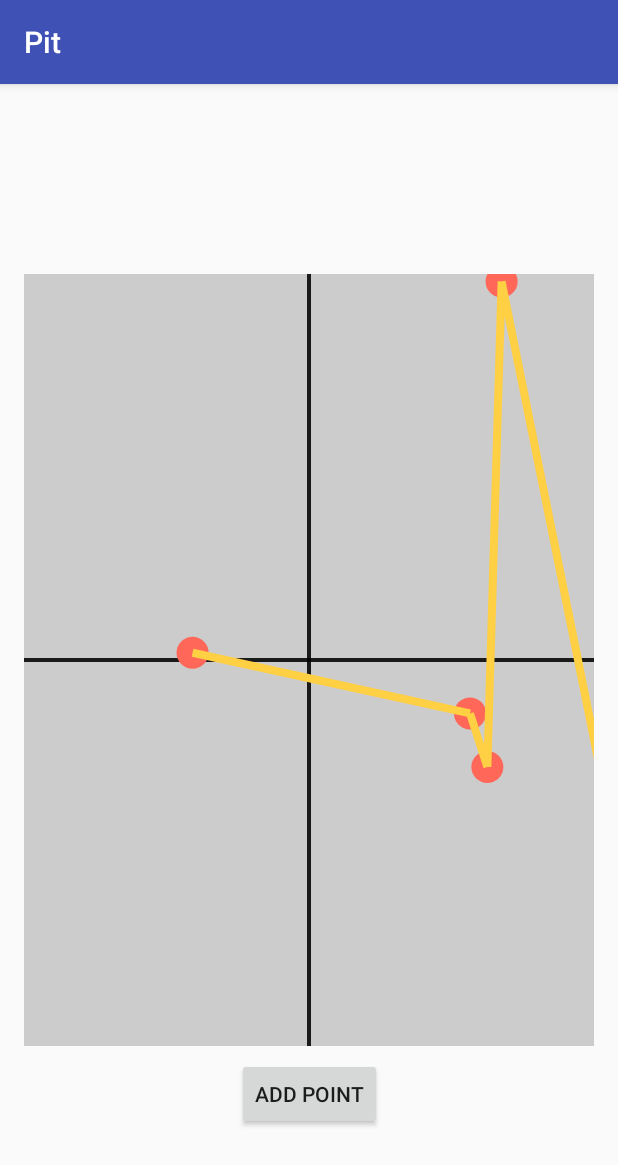
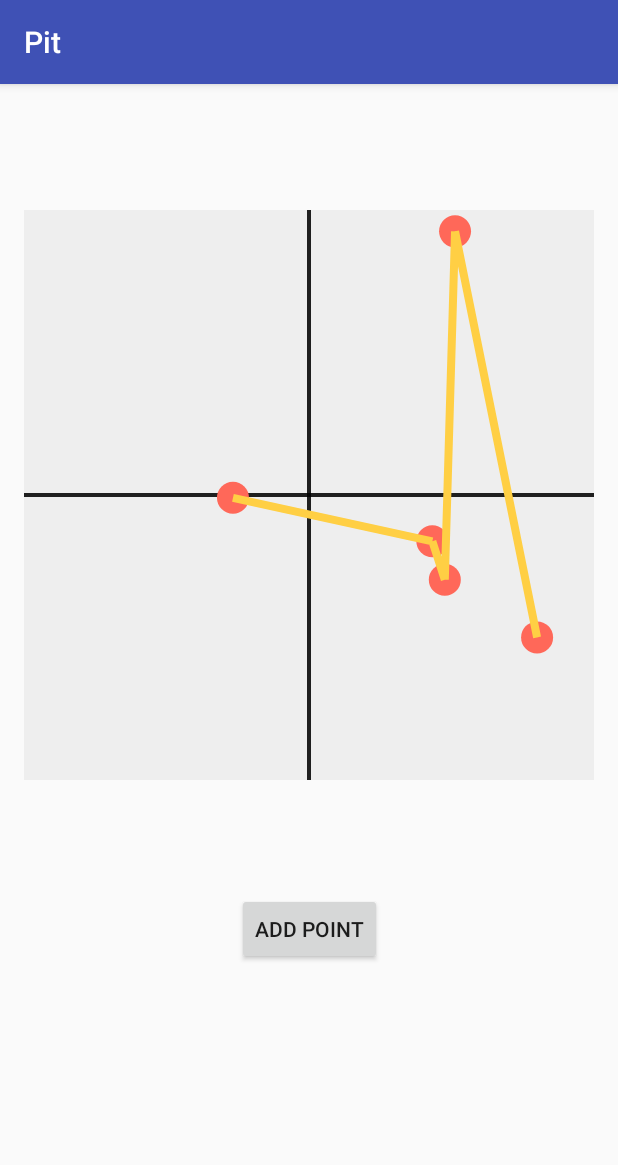
Before and after one commit to osibo00/Pit, an Android app: the screen it shows after launch (MainActivity), on a phone screen of 412 x 824 dp. Shown: the top 1165 px of the screen. Run offline under Robolectric (Android 15) with nearby library versions, the phone set to English and light mode, and no system bars.

Commit message:
PitPoint draggable functionality implemented

```diff
--- a/app/src/main/java/productions/darthplagueis/pit/view/PitView.java
+++ b/app/src/main/java/productions/darthplagueis/pit/view/PitView.java
@@ -9,6 +9,7 @@ import android.graphics.Path;
 import android.support.annotation.Nullable;
 import android.support.v4.content.ContextCompat;
 import android.util.AttributeSet;
+import android.view.MotionEvent;
 import android.view.View;
 
 import java.util.ArrayList;
@@ -23,11 +24,12 @@ import productions.darthplagueis.pit.util.PitViewHelper;
 public class PitView extends View implements PitViewContract {
 
     private Paint axisPaint, pointPaint, linePaint;
-    private int axesColor, lineColor, pointColor;
-    private float centerWidth, centerHeight;
+    private int canvasColor, axesColor, lineColor, pointColor;
+    private int viewWidth, viewHeight, centerWidth, centerHeight;
     private boolean arePitPointsCreated;
 
     private final List<PitPoint> pointList = new ArrayList<>(5);
+    private PitPoint selectedPoint = null;
 
     public PitView(Context context) {
         super(context);
@@ -43,9 +45,13 @@ public class PitView extends View implements PitViewContract {
     protected void onMeasure(int widthMeasureSpec, int heightMeasureSpec) {
         super.onMeasure(widthMeasureSpec, heightMeasureSpec);
 
-        createInitialPitPoints(widthMeasureSpec, heightMeasureSpec);
+        viewWidth = MeasureSpec.getSize(widthMeasureSpec);
+        viewHeight = MeasureSpec.getSize(heightMeasureSpec);
+        centerWidth = viewWidth / 2;
+        centerHeight = viewHeight / 2;
 
-        setMeasuredDimension(widthMeasureSpec, heightMeasureSpec);
+        createInitialPitPoints();
+        setMeasuredDimension(viewWidth, viewHeight);
     }
 
     @Override
@@ -55,6 +61,33 @@ public class PitView extends View implements PitViewContract {
         setUpPitGraph(canvas);
         setUpPitPoints(canvas);
         setUpPointsLine(canvas);
+    }
+
+    @Override
+    public boolean onTouchEvent(MotionEvent event) {
+        switch (event.getAction()) {
+            case MotionEvent.ACTION_DOWN:
+                return true;
+            case MotionEvent.ACTION_MOVE:
+                selectedPoint = getSelectedPoint(event.getX(), event.getY());
+
+                if (selectedPoint != null) {
+                    if ((event.getX() > 16 && event.getX() < viewWidth - 16) &&
+                            (event.getY() > 16 && event.getY() < viewHeight - 16)) {
+                        selectedPoint.setXPosition(event.getX());
+                        selectedPoint.setYPosition(event.getY());
+
+                        Collections.sort(pointList, new PitPointComparator());
+                        invalidate();
+                    }
+                }
+                return true;
+            case MotionEvent.ACTION_UP:
+                selectedPoint = null;
+                return true;
+            default:
+                return false;
+        }
     }
 
     @Override
@@ -71,6 +104,7 @@ public class PitView extends View implements PitViewContract {
                     R.styleable.PitView
             );
 
+            canvasColor = attributes.getColor(R.styleable.PitView_canvasColor, Color.LTGRAY);
             axesColor = attributes.getColor(R.styleable.PitView_axesColor, Color.BLACK);
             lineColor = attributes.getColor(
                     R.styleable.PitView_lineColor,
@@ -83,6 +117,7 @@ public class PitView extends View implements PitViewContract {
 
             attributes.recycle();
         } else {
+            canvasColor = Color.LTGRAY;
             axesColor = Color.BLACK;
             lineColor = ContextCompat.getColor(context, R.color.colorPrimary);
             pointColor = ContextCompat.getColor(context, R.color.colorAccent);
@@ -103,17 +138,15 @@ public class PitView extends View implements PitViewContract {
         linePaint.setStrokeWidth(8);
     }
 
-    private void createInitialPitPoints(int widthMeasureSpec, int heightMeasureSpec) {
+    private void createInitialPitPoints() {
         if (!arePitPointsCreated) {
             PitViewHelper helper = PitViewHelper.getINSTANCE();
-            int width = MeasureSpec.getSize(widthMeasureSpec);
-            int height = MeasureSpec.getSize(heightMeasureSpec);
 
             for (int i = 0; i < 5; i++) {
                 PitPoint point = new PitPoint(
                         getContext(),
-                        helper.randomFloat(0, width),
-                        helper.randomFloat(0, height)
+                        helper.randomFloat(16, viewWidth),
+                        helper.randomFloat(16, viewHeight)
                 );
                 pointList.add(point);
             }
@@ -124,14 +157,9 @@ public class PitView extends View implements PitViewContract {
     }
 
     private void setUpPitGraph(Canvas canvas) {
-        int width = canvas.getWidth();
-        int height = canvas.getHeight();
-        centerWidth = width / 2;
-        centerHeight = height / 2;
-
-        canvas.drawColor(Color.LTGRAY);
-        canvas.drawLine(centerWidth, 0, centerWidth, height, axisPaint);
-        canvas.drawLine(0, centerHeight, width, centerHeight, axisPaint);
+        canvas.drawColor(canvasColor);
+        canvas.drawLine(centerWidth, 0, centerWidth, viewHeight, axisPaint);
+        canvas.drawLine(0, centerHeight, viewWidth, centerHeight, axisPaint);
     }
 
     private void setUpPitPoints(Canvas canvas) {
@@ -156,12 +184,36 @@ public class PitView extends View implements PitViewContract {
         }
     }
 
+    @Nullable
+    private PitPoint getSelectedPoint(float x, float y) {
+        for (PitPoint point : pointList) {
+            float xPosition = point.getXPosition();
+            float yPosition = point.getYPosition();
+            if ((xPosition > x - 32 && xPosition < x + 32) &&
+                    (yPosition > y - 32 && yPosition < y + 32)) {
+                return point;
+            }
+        }
+        return null;
+    }
+
     public int getAxesColor() {
         return axesColor;
     }
 
     public void setAxesColor(int axesColor) {
         this.axesColor = axesColor;
+        axisPaint.setColor(axesColor);
+        invalidate();
+    }
+
+    public int getPointColor() {
+        return pointColor;
+    }
+
+    public void setPointColor(int pointColor) {
+        this.pointColor = pointColor;
+        pointPaint.setColor(pointColor);
         invalidate();
     }
 
@@ -171,15 +223,7 @@ public class PitView extends View implements PitViewContract {
 
     public void setLineColor(int lineColor) {
         this.lineColor = lineColor;
-        invalidate();
-    }
-
-    public int getPointColor() {
-        return pointColor;
-    }
-
-    public void setPointColor(int pointColor) {
-        this.pointColor = pointColor;
+        linePaint.setColor(lineColor);
         invalidate();
     }
 }
--- a/app/src/main/res/layout/activity_main.xml
+++ b/app/src/main/res/layout/activity_main.xml
@@ -12,14 +12,21 @@
         android:layout_width="0dp"
         android:layout_height="0dp"
         app:axesColor="@color/blackHighEmphasis"
-        app:layout_constraintBottom_toBottomOf="parent"
+        app:canvasColor="@color/colorSurfaceDark"
+        app:layout_constraintBottom_toTopOf="@+id/guideline"
         app:layout_constraintDimensionRatio="1:1"
         app:layout_constraintEnd_toEndOf="parent"
-        app:layout_constraintHeight_percent="0.7"
         app:layout_constraintStart_toStartOf="parent"
         app:layout_constraintTop_toTopOf="parent"
         app:lineColor="@color/colorYellow"
         app:pointColor="@color/colorOrange" />
+
+    <android.support.constraint.Guideline
+        android:id="@+id/guideline"
+        android:layout_width="wrap_content"
+        android:layout_height="wrap_content"
+        android:orientation="horizontal"
+        app:layout_constraintGuide_percent="0.7" />
 
     <Button
         android:id="@+id/button"
@@ -29,6 +36,6 @@
         android:text="@string/add_point"
         app:layout_constraintEnd_toEndOf="parent"
         app:layout_constraintStart_toStartOf="parent"
-        app:layout_constraintTop_toBottomOf="@+id/pitView" />
+        app:layout_constraintTop_toTopOf="@+id/guideline" />
 
 </android.support.constraint.ConstraintLayout>
--- a/app/src/main/res/values/attrs.xml
+++ b/app/src/main/res/values/attrs.xml
@@ -1,8 +1,9 @@
 <?xml version="1.0" encoding="utf-8"?>
 <resources>
     <declare-styleable name="PitView">
+        <attr name="canvasColor" format="color" />
         <attr name="axesColor" format="color" />
+        <attr name="pointColor" format="color" />
         <attr name="lineColor" format="color" />
-        <attr name="pointColor" format="color" />
     </declare-styleable>
 </resources>
--- a/app/src/main/res/values/colors.xml
+++ b/app/src/main/res/values/colors.xml
@@ -4,6 +4,7 @@
     <color name="colorPrimaryDark">#303F9F</color>
     <color name="colorAccent">#FF4081</color>
 
+    <color name="colorSurfaceDark">#eeeeee</color>
     <color name="blackHighEmphasis">#de000000</color>
     <color name="colorOrange">#ff6859</color>
     <color name="colorYellow">#ffcf44</color>
```
